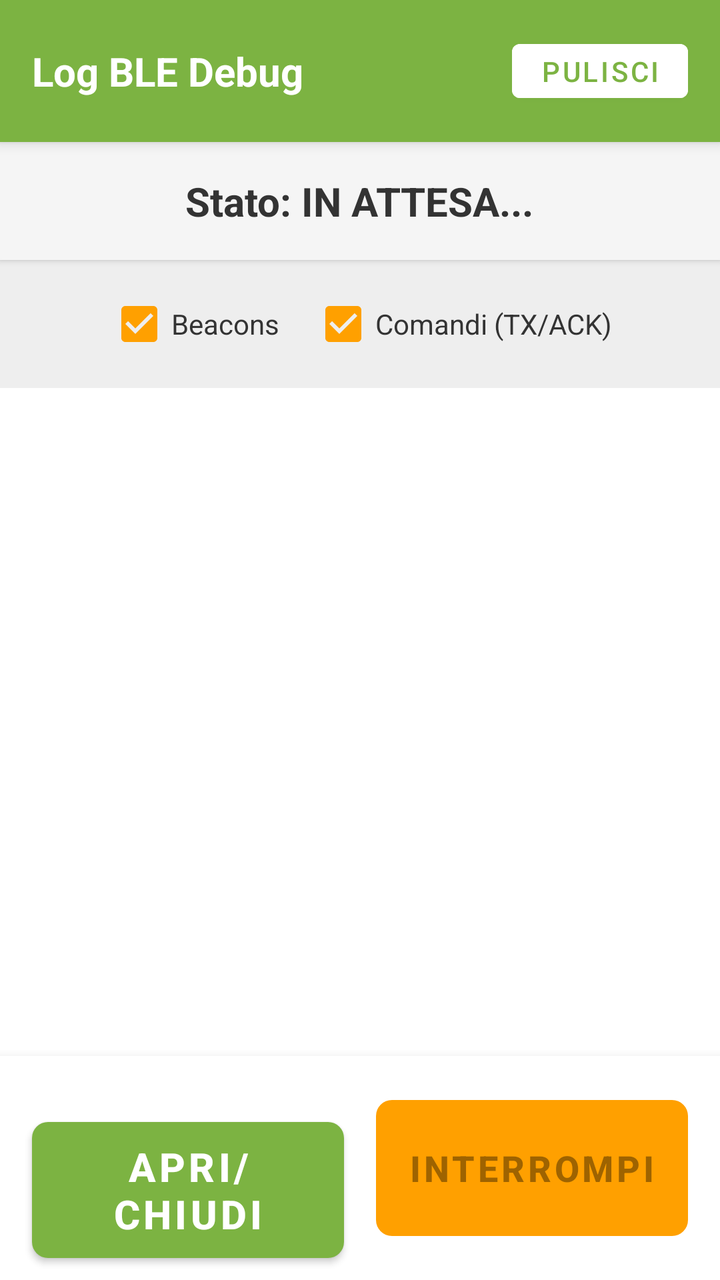
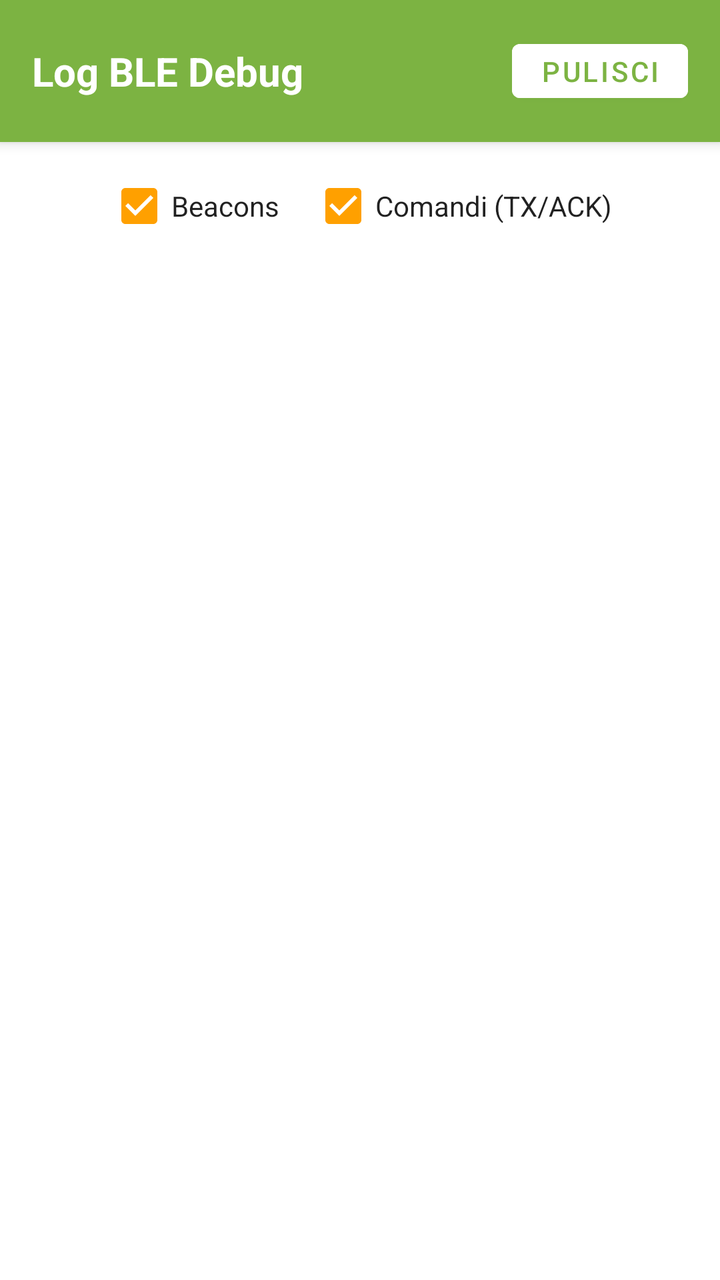

Before-and-after screenshots of an Android layout around one commit, followed by the original layout XML and the change that was made.
<!-- AndroidManifest.xml: application theme Theme.ApritiSedano -->
<!-- res/layout/activity_debug.xml -->
<?xml version="1.0" encoding="utf-8"?>
<LinearLayout xmlns:android="http://schemas.android.com/apk/res/android"
    xmlns:app="http://schemas.android.com/apk/res-auto"
    android:layout_width="match_parent"
    android:layout_height="match_parent"
    android:fitsSystemWindows="true"
    android:orientation="vertical"
    android:background="#FFFFFF">

    
    <LinearLayout
        android:layout_width="match_parent"
        android:layout_height="wrap_content"
        android:orientation="horizontal"
        android:padding="16dp"
        android:background="?attr/colorPrimary"
        android:elevation="4dp"
        android:gravity="center_vertical">

        <TextView
            android:layout_width="0dp"
            android:layout_height="wrap_content"
            android:layout_weight="1"
            android:text="Log BLE Debug"
            android:textColor="#FFFFFF"
            android:textSize="20sp"
            android:textStyle="bold" />
            
        <Button
            android:id="@+id/btn_clear_logs"
            android:layout_width="wrap_content"
            android:layout_height="wrap_content"
            android:text="Pulisci"
            android:textColor="?attr/colorPrimary"
            android:backgroundTint="?attr/colorOnPrimary"
            android:minHeight="36dp"
            android:paddingHorizontal="8dp"/>
    </LinearLayout>

    
    <LinearLayout
        android:layout_width="match_parent"
        android:layout_height="wrap_content"
        android:orientation="vertical"
        android:padding="16dp"
        android:gravity="center"
        android:background="#f5f5f5"
        android:elevation="2dp">

        <TextView
            android:id="@+id/tv_debug_box_state"
            android:layout_width="wrap_content"
            android:layout_height="wrap_content"
            android:text="Stato: IN ATTESA..."
            android:textColor="#333333"
            android:textSize="20sp"
            android:textStyle="bold" />

    </LinearLayout>

    
    <LinearLayout
        android:layout_width="match_parent"
        android:layout_height="wrap_content"
        android:orientation="horizontal"
        android:padding="8dp"
        android:gravity="center"
        android:background="#eeeeee">
        
        <CheckBox
            android:id="@+id/cb_filter_beacons"
            android:layout_width="wrap_content"
            android:layout_height="wrap_content"
            android:text="Beacons"
            android:textColor="#333333"
            android:checked="true"
            android:layout_marginEnd="16dp"/>

        <CheckBox
            android:id="@+id/cb_filter_commands"
            android:layout_width="wrap_content"
            android:layout_height="wrap_content"
            android:text="Comandi (TX/ACK)"
            android:textColor="#333333"
            android:checked="true" />
            
    </LinearLayout>

    
    <androidx.recyclerview.widget.RecyclerView
        android:id="@+id/rv_debug_logs"
        android:layout_width="match_parent"
        android:layout_height="0dp"
        android:layout_weight="1"
        android:padding="8dp"
        android:clipToPadding="false"/>

    
    <LinearLayout
        android:layout_width="match_parent"
        android:layout_height="wrap_content"
        android:orientation="horizontal"
        android:padding="16dp"
        android:clipToPadding="false"
        android:background="#FFFFFF"
        android:elevation="8dp">

        <com.google.android.material.button.MaterialButton
            android:id="@+id/btn_debug_action_toggle"
            android:layout_width="0dp"
            android:layout_height="80dp"
            android:layout_weight="1"
            android:layout_marginEnd="8dp"
            app:cornerRadius="8dp"
            android:text="APRI/CHIUDI"
            android:textSize="20sp"
            android:textStyle="bold"
            android:enabled="true" />

        <com.google.android.material.button.MaterialButton
            android:id="@+id/btn_debug_action_stop"
            android:layout_width="0dp"
            android:layout_height="80dp"
            android:layout_weight="1"
            android:layout_marginStart="8dp"
            app:cornerRadius="8dp"
            android:text="INTERROMPI"
            android:textSize="18sp"
            android:textStyle="bold"
            android:enabled="false"
            app:backgroundTint="@color/sedano_accent" />
    </LinearLayout>

</LinearLayout>
<!-- resources referenced by this layout -->
<resources>
  <color name="sedano_accent">#FFA000</color>
  <style name="Theme.ApritiSedano" parent="Theme.MaterialComponents.Light.DarkActionBar">
          
          <item name="colorPrimary">@color/sedano_primary</item>
          <item name="colorPrimaryVariant">@color/sedano_primary_dark</item>
          <item name="colorOnPrimary">@color/white</item>
          
          
          <item name="colorSecondary">@color/sedano_accent</item>
          <item name="colorSecondaryVariant">@color/sedano_accent</item>
          <item name="colorOnSecondary">@color/black</item>
          
          
          <item name="android:windowBackground">@color/bg_light</item>
          <item name="colorSurface">@color/surface_light</item>
          
          
          <item name="android:statusBarColor">?attr/colorPrimary</item>
          <item name="android:windowLightStatusBar">false</item>
      </style>
  <color name="sedano_primary">#7CB342</color>
  <color name="sedano_primary_dark">#558B2F</color>
  <color name="white">#FFFFFFFF</color>
  <color name="black">#FF000000</color>
  <color name="bg_light">#F8F9FA</color>
  <color name="surface_light">#FFFFFF</color>
</resources>

<!-- the commit's change to res/layout/activity_debug.xml (unified diff, before → after) -->
@@ -5,7 +5,7 @@
     android:layout_height="match_parent"
     android:fitsSystemWindows="true"
     android:orientation="vertical"
-    android:background="#FFFFFF">
+    android:background="?attr/colorSurface">
 
     
     <LinearLayout
@@ -22,7 +22,7 @@
             android:layout_height="wrap_content"
             android:layout_weight="1"
             android:text="Log BLE Debug"
-            android:textColor="#FFFFFF"
+            android:textColor="?android:attr/textColorPrimaryInverse"
             android:textSize="20sp"
             android:textStyle="bold" />
             
@@ -37,26 +37,7 @@
             android:paddingHorizontal="8dp"/>
     </LinearLayout>
 
-    
-    <LinearLayout
-        android:layout_width="match_parent"
-        android:layout_height="wrap_content"
-        android:orientation="vertical"
-        android:padding="16dp"
-        android:gravity="center"
-        android:background="#f5f5f5"
-        android:elevation="2dp">
 
-        <TextView
-            android:id="@+id/tv_debug_box_state"
-            android:layout_width="wrap_content"
-            android:layout_height="wrap_content"
-            android:text="Stato: IN ATTESA..."
-            android:textColor="#333333"
-            android:textSize="20sp"
-            android:textStyle="bold" />
-
-    </LinearLayout>
 
     
     <LinearLayout
@@ -64,15 +45,14 @@
         android:layout_height="wrap_content"
         android:orientation="horizontal"
         android:padding="8dp"
-        android:gravity="center"
-        android:background="#eeeeee">
+        android:gravity="center">
         
         <CheckBox
             android:id="@+id/cb_filter_beacons"
             android:layout_width="wrap_content"
             android:layout_height="wrap_content"
             android:text="Beacons"
-            android:textColor="#333333"
+            android:textColor="?android:attr/textColorPrimary"
             android:checked="true"
             android:layout_marginEnd="16dp"/>
 
@@ -81,7 +61,7 @@
             android:layout_width="wrap_content"
             android:layout_height="wrap_content"
             android:text="Comandi (TX/ACK)"
-            android:textColor="#333333"
+            android:textColor="?android:attr/textColorPrimary"
             android:checked="true" />
             
     </LinearLayout>
@@ -97,13 +77,15 @@
 
     
     <LinearLayout
+        android:id="@+id/ll_debug_actions"
         android:layout_width="match_parent"
         android:layout_height="wrap_content"
         android:orientation="horizontal"
         android:padding="16dp"
         android:clipToPadding="false"
-        android:background="#FFFFFF"
-        android:elevation="8dp">
+        android:background="?attr/colorSurface"
+        android:elevation="8dp"
+        android:visibility="gone">
 
         <com.google.android.material.button.MaterialButton
             android:id="@+id/btn_debug_action_toggle"
<!-- resource entries referenced after the edit -->
@@ -1,7 +1,7 @@
 <!-- resources referenced by this layout -->
 <resources>
   <color name="sedano_accent">#FFA000</color>
-  <style name="Theme.ApritiSedano" parent="Theme.MaterialComponents.Light.DarkActionBar">
+  <style name="Theme.ApritiSedano" parent="Theme.MaterialComponents.Light.NoActionBar">
           
           <item name="colorPrimary">@color/sedano_primary</item>
           <item name="colorPrimaryVariant">@color/sedano_primary_dark</item>
